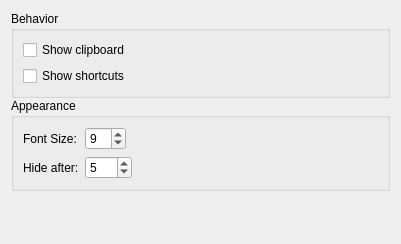
Old version of the form src/config/ui/keyboardconfig.ui in the repository hippich/recorditnow.
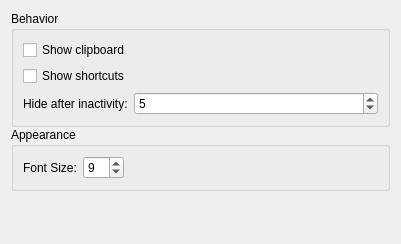
New version of the form. Custom widgets are drawn as their Qt base class.

```diff
--- a/src/config/ui/keyboardconfig.ui
+++ b/src/config/ui/keyboardconfig.ui
@@ -37,6 +37,29 @@
         </property>
        </widget>
       </item>
+      <item row="2" column="0">
+       <widget class="QLabel" name="label_3">
+        <property name="text">
+         <string comment="@label Hide the Keyboad-Monitor after...">Hide after inactivity:</string>
+        </property>
+       </widget>
+      </item>
+      <item row="2" column="1">
+       <widget class="KIntSpinBox" name="kcfg_keyboardOnScreenDisplayHideTime">
+        <property name="suffix">
+         <string/>
+        </property>
+        <property name="prefix">
+         <string/>
+        </property>
+        <property name="maximum">
+         <number>300</number>
+        </property>
+        <property name="value">
+         <number>5</number>
+        </property>
+       </widget>
+      </item>
      </layout>
     </widget>
    </item>
@@ -69,29 +92,6 @@
         </property>
        </widget>
       </item>
-      <item row="1" column="0">
-       <widget class="QLabel" name="label_3">
-        <property name="text">
-         <string comment="@label Hide the Keyboad-Monitor after...">Hide after:</string>
-        </property>
-       </widget>
-      </item>
-      <item row="1" column="1">
-       <widget class="KIntSpinBox" name="kcfg_keyboardOnScreenDisplayHideTime">
-        <property name="suffix">
-         <string/>
-        </property>
-        <property name="prefix">
-         <string/>
-        </property>
-        <property name="maximum">
-         <number>300</number>
-        </property>
-        <property name="value">
-         <number>5</number>
-        </property>
-       </widget>
-      </item>
      </layout>
     </widget>
    </item>
```
